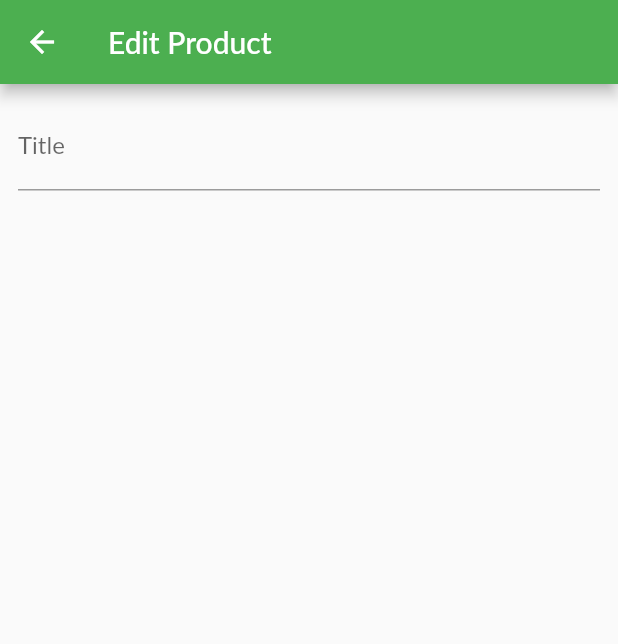
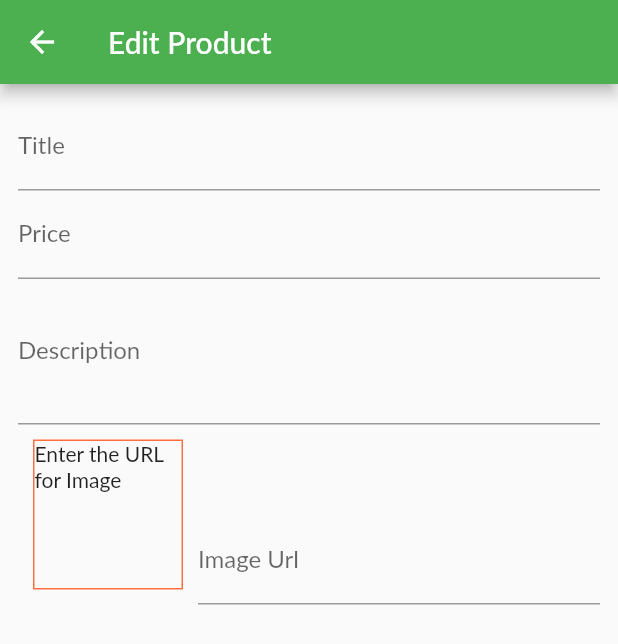
Before and after one commit to rasujan/luga_pasal, a Flutter app: the EditProductScreen screen opened by its route, on a phone screen of 412 x 824 dp. Shown: the top 644 px of the screen. Run offline on Flutter 3.47's test engine with Material 2 defaults, Android fonts, the phone set to English and light mode, and no system bars; network calls fail; Roboto replaces fonts that are missing (Lato).

Commit message:
image url sakyo

```diff
--- a/lib/screens/edit_product_screen.dart
+++ b/lib/screens/edit_product_screen.dart
@@ -1,17 +1,50 @@
 import 'package:flutter/material.dart';
+import 'package:flutter/services.dart';
+import 'package:intl/date_symbols.dart';
 
 class EditProductScreen extends StatefulWidget {
-  static const routeName ='/edit-product';
+  static const routeName = '/edit-product';
+
   @override
   _EditProductScreenState createState() => _EditProductScreenState();
 }
 
 class _EditProductScreenState extends State<EditProductScreen> {
+  final _priceFocusNode = FocusNode();
+  final _descriptionFocusNode = FocusNode();
+  final _imageUrlController = TextEditingController();
+  final _imageUrlFocusNode = FocusNode();
+
 
   @override
+  void initState() {
+    _imageUrlFocusNode.addListener(_updateImageUrl);
+    super.initState();
+  }
+
+
+  @override
+  void dispose() {
+    _imageUrlFocusNode.removeListener(_updateImageUrl);
+    _priceFocusNode.dispose();
+    _descriptionFocusNode.dispose();
+    _imageUrlController.dispose();
+    _imageUrlFocusNode.dispose();
+    super.dispose();
+  }
+
+  void _updateImageUrl(){
+    if(!_imageUrlFocusNode.hasFocus){
+      setState(() {
+
+      });
+    }
+  }
+
   Widget build(BuildContext context) {
     return Scaffold(
-      appBar: AppBar(title: Text('Edit Product'),
+      appBar: AppBar(
+        title: Text('Edit Product'),
       ),
       body: Padding(
         padding: const EdgeInsets.all(12.0),
@@ -21,10 +54,58 @@ class _EditProductScreenState extends State<EditProductScreen> {
             TextFormField(
               decoration: InputDecoration(labelText: 'Title'),
               textInputAction: TextInputAction.next,
+              onFieldSubmitted: (_) {
+                FocusScope.of(context).requestFocus(_priceFocusNode);
+              },
+            ),
+            TextFormField(
+              decoration: InputDecoration(labelText: 'Price'),
+              textInputAction: TextInputAction.next,
+              keyboardType: TextInputType.number,
+              focusNode: _priceFocusNode,
+              onFieldSubmitted: (_) {
+                FocusScope.of(context).requestFocus(_descriptionFocusNode);
+              },
+            ),
+            TextFormField(
+              decoration: InputDecoration(labelText: 'Description'),
+              maxLines: 3,
+              keyboardType: TextInputType.multiline,
+              focusNode: _descriptionFocusNode,
+            ),
+            Row(
+              crossAxisAlignment: CrossAxisAlignment.end,
+              children: <Widget>[
+                Container(
+                  width: 100,
+                  height: 100,
+                  margin: EdgeInsets.all(10.0),
+                  decoration: BoxDecoration(
+                    border: Border.all(
+                        width: 1, color: Theme.of(context).accentColor),
+                  ),
+                  child: _imageUrlController.text.isEmpty
+                      ? Text('Enter the URL for Image')
+                      : FittedBox(
+                          child: Image.network(
+                            _imageUrlController.text,
+                            fit: BoxFit.cover,
+                          ),
+                        ),
+                ),
+                Expanded(
+                  child: TextFormField(
+                    decoration: InputDecoration(labelText: 'Image Url'),
+                    keyboardType: TextInputType.url,
+                    textInputAction: TextInputAction.done,
+                    controller: _imageUrlController,
+                    focusNode: _imageUrlFocusNode,
+                  ),
+                ),
+              ],
             )
           ],
-          )
-        ),
+        )),
       ),
     );
   }
```
Lines whose indentation alone changed are shown as unchanged.
